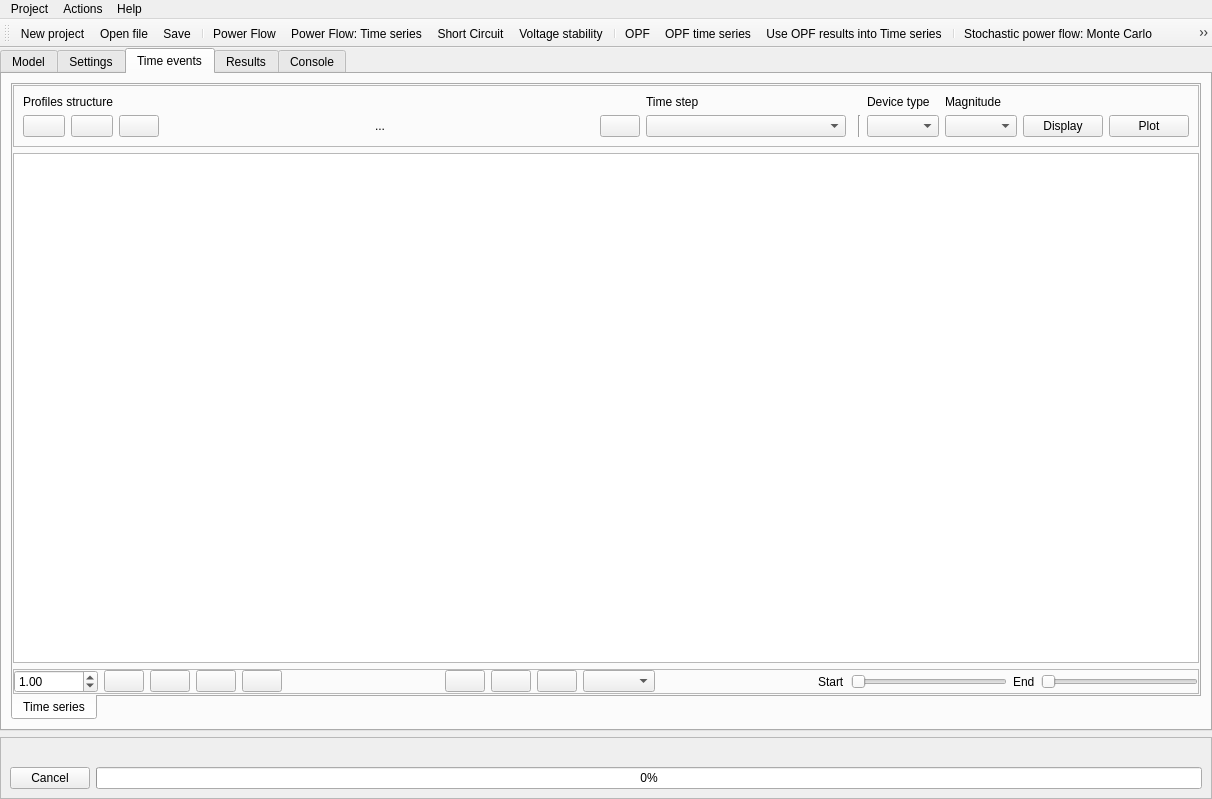
Old version of the form UnderDevelopment/GridCal/Gui/Main/MainWindow.ui in the repository SanPen/GridCal.
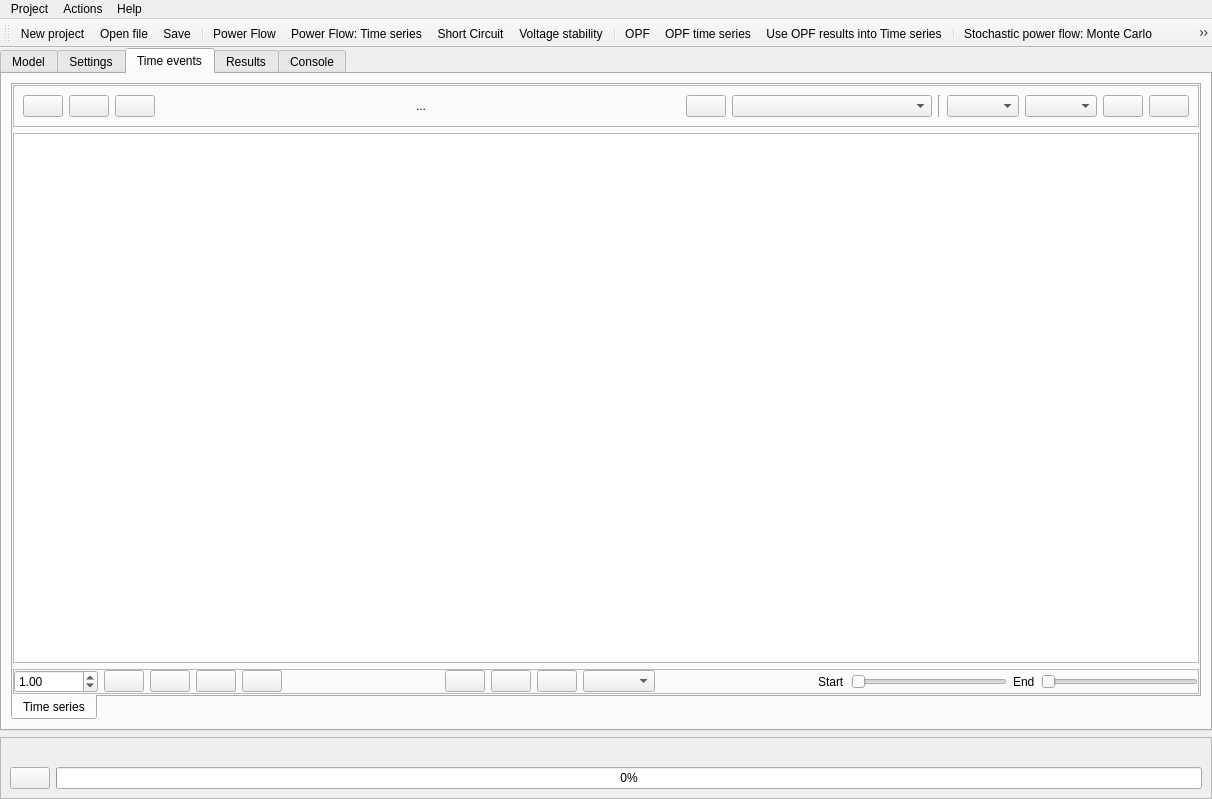
New version of the form. The open tabs and pages were chosen to show the change. Icons and pictures are not drawn. Custom widgets are drawn as their Qt base class.

Patch:
```diff
--- a/UnderDevelopment/GridCal/Gui/Main/MainWindow.ui
+++ b/UnderDevelopment/GridCal/Gui/Main/MainWindow.ui
@@ -3668,14 +3668,14 @@
                <enum>QFrame::Raised</enum>
               </property>
               <layout class="QGridLayout" name="gridLayout_5">
-               <item row="0" column="1" colspan="2">
-                <widget class="QLabel" name="label_8">
-                 <property name="text">
-                  <string>Profiles structure</string>
+               <item row="0" column="11">
+                <widget class="Line" name="line_7">
+                 <property name="orientation">
+                  <enum>Qt::Vertical</enum>
                  </property>
                 </widget>
                </item>
-               <item row="1" column="3">
+               <item row="0" column="3">
                 <widget class="QPushButton" name="edit_profiles_pushButton">
                  <property name="toolTip">
                   <string>Import profiles</string>
@@ -3692,14 +3692,7 @@
                  </property>
                 </widget>
                </item>
-               <item row="1" column="12">
-                <widget class="Line" name="line_7">
-                 <property name="orientation">
-                  <enum>Qt::Vertical</enum>
-                 </property>
-                </widget>
-               </item>
-               <item row="1" column="9" colspan="2">
+               <item row="0" column="9" colspan="2">
                 <widget class="QComboBox" name="profile_time_selection_comboBox">
                  <property name="minimumSize">
                   <size>
@@ -3709,13 +3702,21 @@
                  </property>
                 </widget>
                </item>
-               <item row="1" column="14">
-                <widget class="QComboBox" name="profile_device_type_comboBox"/>
+               <item row="0" column="13">
+                <widget class="QComboBox" name="profile_device_type_comboBox">
+                 <property name="toolTip">
+                  <string>Device type</string>
+                 </property>
+                </widget>
                </item>
-               <item row="1" column="16">
-                <widget class="QComboBox" name="device_type_magnitude_comboBox"/>
+               <item row="0" column="15">
+                <widget class="QComboBox" name="device_type_magnitude_comboBox">
+                 <property name="toolTip">
+                  <string>Magnitude with profile</string>
+                 </property>
+                </widget>
                </item>
-               <item row="1" column="5">
+               <item row="0" column="5">
                 <spacer name="horizontalSpacer">
                  <property name="orientation">
                   <enum>Qt::Horizontal</enum>
@@ -3728,7 +3729,7 @@
                  </property>
                 </spacer>
                </item>
-               <item row="1" column="2">
+               <item row="0" column="2">
                 <widget class="QPushButton" name="delete_profiles_structure_pushButton">
                  <property name="toolTip">
                   <string>Delete profiles</string>
@@ -3742,21 +3743,21 @@
                  </property>
                 </widget>
                </item>
-               <item row="0" column="14">
-                <widget class="QLabel" name="label_9">
-                 <property name="text">
-                  <string>Device type</string>
-                 </property>
-                </widget>
-               </item>
                <item row="0" column="16">
-                <widget class="QLabel" name="label_21">
+                <widget class="QPushButton" name="profile_display_pushButton">
+                 <property name="toolTip">
+                  <string>Display the profile</string>
+                 </property>
                  <property name="text">
-                  <string>Magnitude</string>
+                  <string/>
+                 </property>
+                 <property name="icon">
+                  <iconset resource="icons.qrc">
+                   <normaloff>:/Icons/icons/squares.svg</normaloff>:/Icons/icons/squares.svg</iconset>
                  </property>
                 </widget>
                </item>
-               <item row="1" column="1">
+               <item row="0" column="1">
                 <widget class="QPushButton" name="new_profiles_structure_pushButton">
                  <property name="toolTip">
                   <string>Create profiles</string>
@@ -3770,32 +3771,14 @@
                  </property>
                 </widget>
                </item>
-               <item row="1" column="17">
-                <widget class="QPushButton" name="profile_display_pushButton">
-                 <property name="text">
-                  <string>Display</string>
-                 </property>
-                 <property name="icon">
-                  <iconset resource="icons.qrc">
-                   <normaloff>:/Icons/icons/squares.svg</normaloff>:/Icons/icons/squares.svg</iconset>
-                 </property>
-                </widget>
-               </item>
-               <item row="0" column="9" colspan="3">
-                <widget class="QLabel" name="label_10">
-                 <property name="text">
-                  <string>Time step</string>
-                 </property>
-                </widget>
-               </item>
-               <item row="1" column="6">
+               <item row="0" column="6">
                 <widget class="QLabel" name="profile_label">
                  <property name="text">
                   <string>...</string>
                  </property>
                 </widget>
                </item>
-               <item row="1" column="7">
+               <item row="0" column="7">
                 <spacer name="horizontalSpacer_9">
                  <property name="orientation">
                   <enum>Qt::Horizontal</enum>
@@ -3808,10 +3791,10 @@
                  </property>
                 </spacer>
                </item>
-               <item row="1" column="18">
+               <item row="0" column="17">
                 <widget class="QPushButton" name="plot_time_series_pushButton">
                  <property name="text">
-                  <string>Plot</string>
+                  <string/>
                  </property>
                  <property name="icon">
                   <iconset resource="icons.qrc">
@@ -3819,7 +3802,7 @@
                  </property>
                 </widget>
                </item>
-               <item row="1" column="8">
+               <item row="0" column="8">
                 <widget class="QPushButton" name="set_profile_state_button">
                  <property name="toolTip">
                   <string>Assign the values of the selected time step into the grid</string>
@@ -4357,7 +4340,18 @@
        <item row="1" column="0">
         <widget class="QPushButton" name="cancelButton">
          <property name="text">
-          <string>Cancel</string>
+          <string/>
+         </property>
+         <property name="icon">
+          <iconset resource="icons.qrc">
+           <normaloff>:/Icons/icons/delete.svg</normaloff>:/Icons/icons/delete.svg</iconset>
+         </property>
+        </widget>
+       </item>
+       <item row="0" column="2">
+        <widget class="QLabel" name="progress_label">
+         <property name="text">
+          <string/>
          </property>
         </widget>
        </item>
```
Left out of the diff: 52 changed lines with no effect on the pictures.
